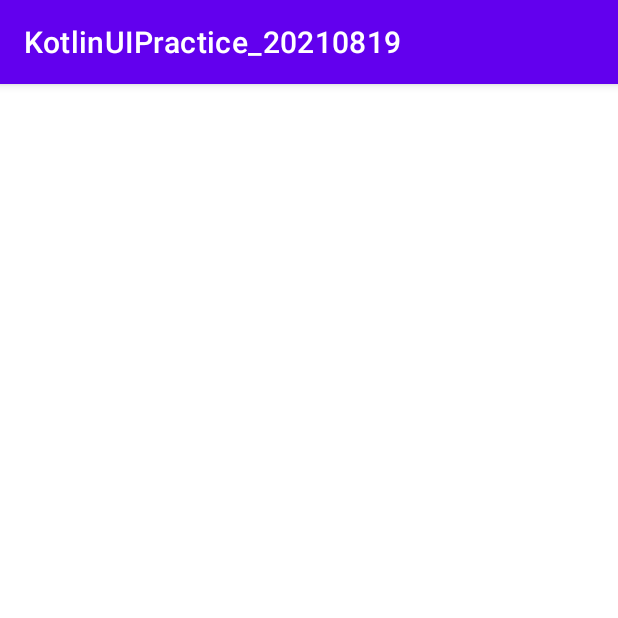
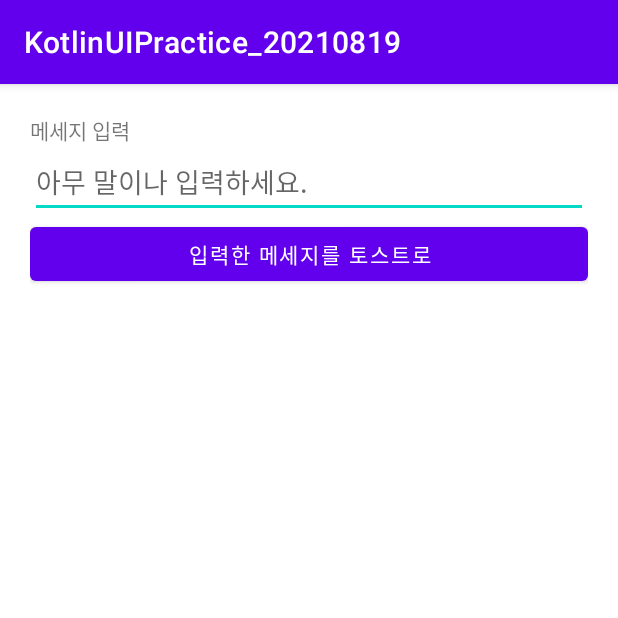
Before and after one commit to cho881020/KotlinUIPractice_20210819, an Android app: the screen it shows after launch (MainActivity), on a phone screen of 412 x 824 dp, the top half of it. Run offline under Robolectric (Android 15) with nearby library versions, the phone set to English and light mode, and no system bars.

Commit message:
UI 작업만

```diff
--- a/app/src/main/res/layout/activity_main.xml
+++ b/app/src/main/res/layout/activity_main.xml
@@ -5,7 +5,23 @@
     android:layout_width="match_parent"
     android:orientation="vertical"
     android:layout_height="match_parent"
+    android:padding="20dp"
     tools:context=".MainActivity">
 
+    <TextView
+        android:layout_width="wrap_content"
+        android:layout_height="wrap_content"
+        android:text="메세지 입력" />
+
+    <EditText
+        android:layout_width="match_parent"
+        android:layout_height="wrap_content"
+        android:hint="아무 말이나 입력하세요."
+        android:singleLine="true" />
+
+    <Button
+        android:layout_width="match_parent"
+        android:layout_height="wrap_content"
+        android:text="입력한 메세지를 토스트로" />
 
 </LinearLayout>
```
